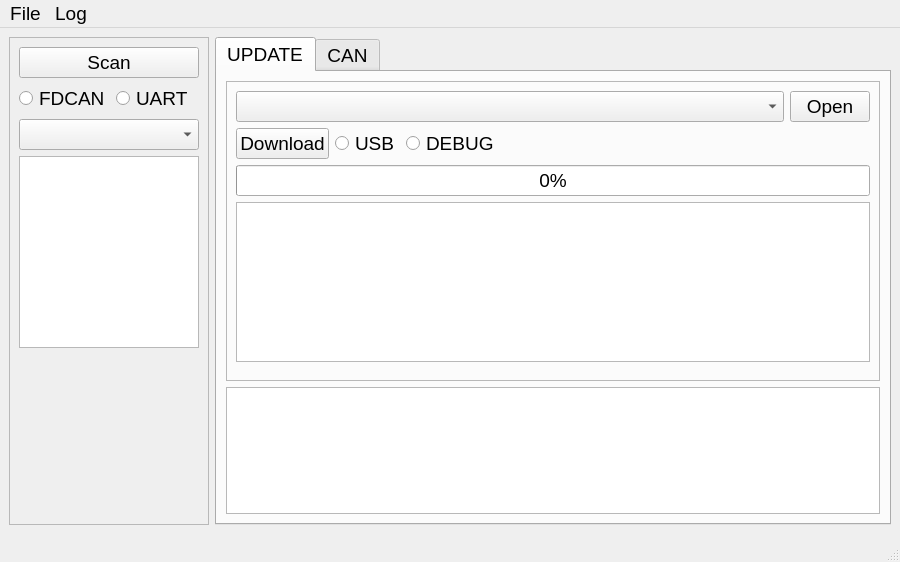
Before: the Qt Designer form software/fdcan-gui/ui/ui_main.ui in chcbaram/stm32g4-fdcan, drawn with Qt 5.
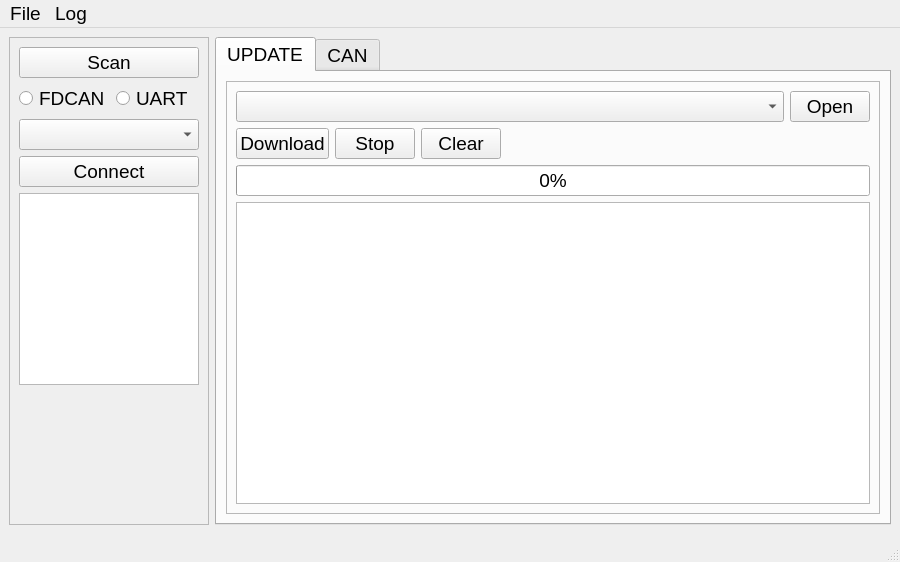
After: the same form once the commit is applied.

What changed in the file:
```diff
--- a/software/fdcan-gui/ui/ui_main.ui
+++ b/software/fdcan-gui/ui/ui_main.ui
@@ -66,6 +66,13 @@
        <item>
         <widget class="QComboBox" name="combo_device"/>
        </item>
+       <item>
+        <widget class="QPushButton" name="btn_connect">
+         <property name="text">
+          <string>Connect</string>
+         </property>
+        </widget>
+       </item>
        <item>
         <widget class="QPlainTextEdit" name="text_device_info">
          <property name="sizePolicy">
@@ -171,16 +178,16 @@
               </widget>
              </item>
              <item>
-              <widget class="QRadioButton" name="radio_usb">
+              <widget class="QPushButton" name="btn_down_stop">
                <property name="text">
-                <string>USB</string>
+                <string>Stop</string>
                </property>
               </widget>
              </item>
              <item>
-              <widget class="QRadioButton" name="radio_debug">
+              <widget class="QPushButton" name="btn_log_clear">
                <property name="text">
-                <string>DEBUG</string>
+                <string>Clear</string>
                </property>
               </widget>
              </item>
@@ -219,31 +226,11 @@
             </widget>
            </item>
            <item>
-            <widget class="QPlainTextEdit" name="text_file_info">
-             <property name="cursorWidth">
-              <number>0</number>
-             </property>
-            </widget>
-           </item>
-           <item>
-            <spacer name="verticalSpacer_2">
-             <property name="orientation">
-              <enum>Qt::Vertical</enum>
-             </property>
-             <property name="sizeHint" stdset="0">
-              <size>
-               <width>20</width>
-               <height>40</height>
-              </size>
-             </property>
-            </spacer>
+            <widget class="QPlainTextEdit" name="log_text"/>
            </item>
           </layout>
          </widget>
         </item>
-        <item>
-         <widget class="QPlainTextEdit" name="log_text"/>
-        </item>
        </layout>
       </widget>
       <widget class="QWidget" name="tab_info">
```
